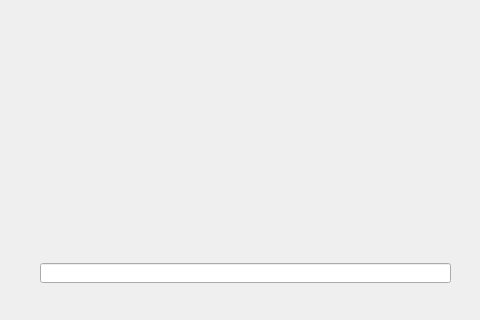
Ilamires/MapsAPI, file main.ui: the form before one commit; both pictures show x 0 to 480 and y 327 to 647 of the 800 by 647 pixel window.
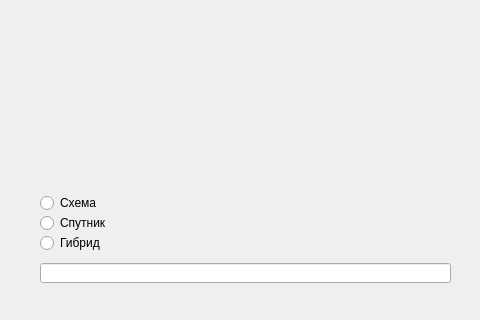
The form after the commit.

The edit to the form file:
```diff
--- a/main.ui
+++ b/main.ui
@@ -50,6 +50,45 @@
      <string>Искать</string>
     </property>
    </widget>
+   <widget class="QRadioButton" name="mapRadio_2">
+    <property name="geometry">
+     <rect>
+      <x>40</x>
+      <y>560</y>
+      <width>95</width>
+      <height>20</height>
+     </rect>
+    </property>
+    <property name="text">
+     <string>Гибрид</string>
+    </property>
+   </widget>
+   <widget class="QRadioButton" name="satRadio">
+    <property name="geometry">
+     <rect>
+      <x>40</x>
+      <y>540</y>
+      <width>95</width>
+      <height>20</height>
+     </rect>
+    </property>
+    <property name="text">
+     <string>Спутник</string>
+    </property>
+   </widget>
+   <widget class="QRadioButton" name="mapRadio">
+    <property name="geometry">
+     <rect>
+      <x>40</x>
+      <y>520</y>
+      <width>95</width>
+      <height>20</height>
+     </rect>
+    </property>
+    <property name="text">
+     <string>Схема</string>
+    </property>
+   </widget>
   </widget>
  </widget>
  <resources/>
```
